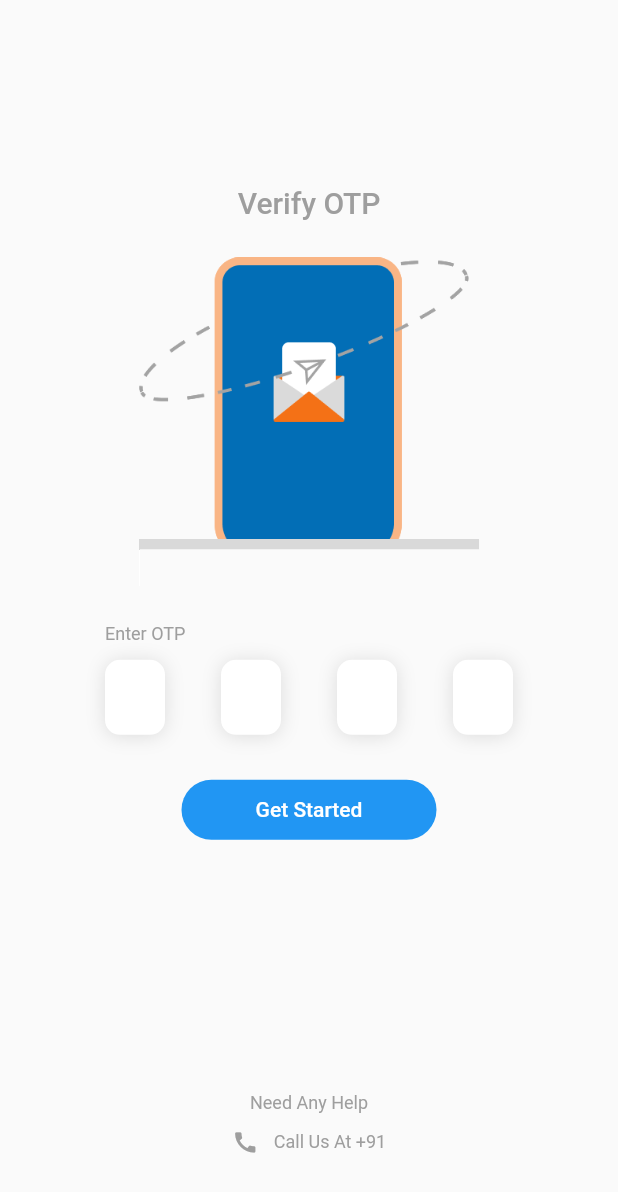
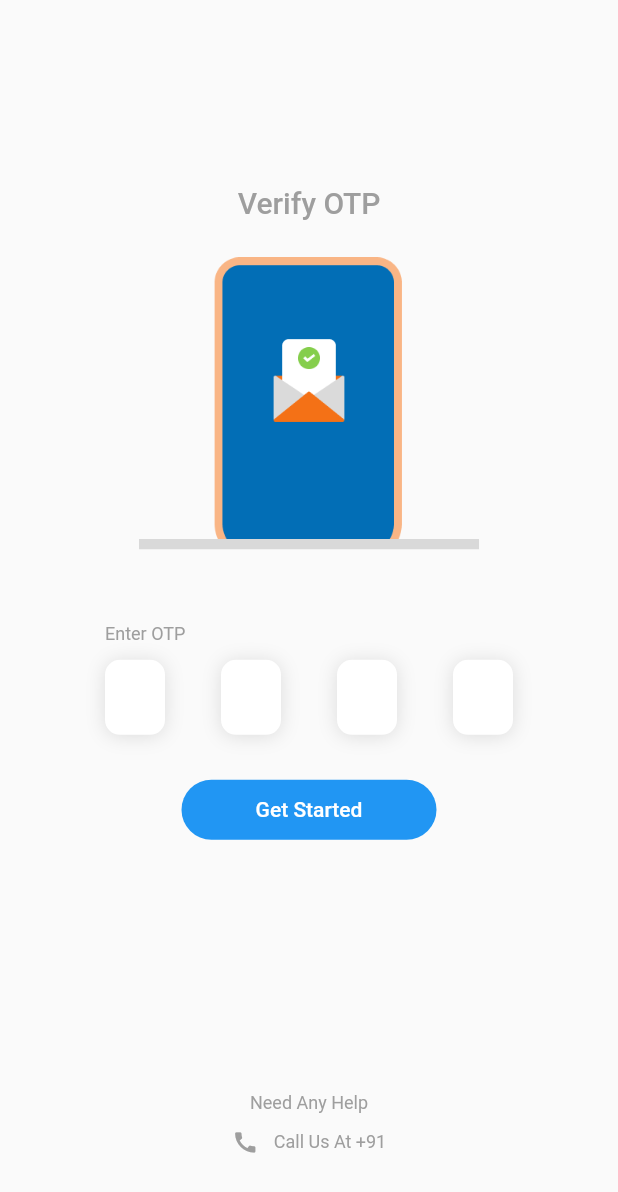
Before and after one commit to Sanoj-Raja/packers_movers, a Flutter app: the VerifyOtpScreen screen opened directly, on a phone screen of 412 x 824 dp. Shown: the top 1192 px of the screen. Run offline on Flutter 3.47's test engine with Material 2 defaults, Android fonts, the phone set to English and light mode, and no system bars; drawn by our look-alikes of pin_code_fields; our stand-ins replace bloc.

```diff
--- a/lib/app/constants/app_assets.dart
+++ b/lib/app/constants/app_assets.dart
@@ -3,4 +3,6 @@ class AppAssets {
       'assets/images/packers_movers_logo.png';
   static const String signupScreenImage =
       'assets/images/sign_up_screen_image.png';
+  static const String verifyOtpScreenImage =
+      'assets/images/verify_otp_screen_image.png';
 }
--- a/lib/app/modules/veryify_otp_screen/verify_otp_screen_ui/verify_otp_screen.dart
+++ b/lib/app/modules/veryify_otp_screen/verify_otp_screen_ui/verify_otp_screen.dart
@@ -28,7 +28,7 @@ class VerifyOtpScreen extends StatelessWidget {
             Container(
               margin: const EdgeInsets.symmetric(vertical: 25),
               width: AppUtils.getScreenWidth(context) * .55,
-              child: Image.asset(AppAssets.signupScreenImage),
+              child: Image.asset(AppAssets.verifyOtpScreenImage),
             ),
             const Align(
               alignment: Alignment.centerLeft,
```
Also changed, not shown: assets/images/verify_otp_screen_image.png (added).
